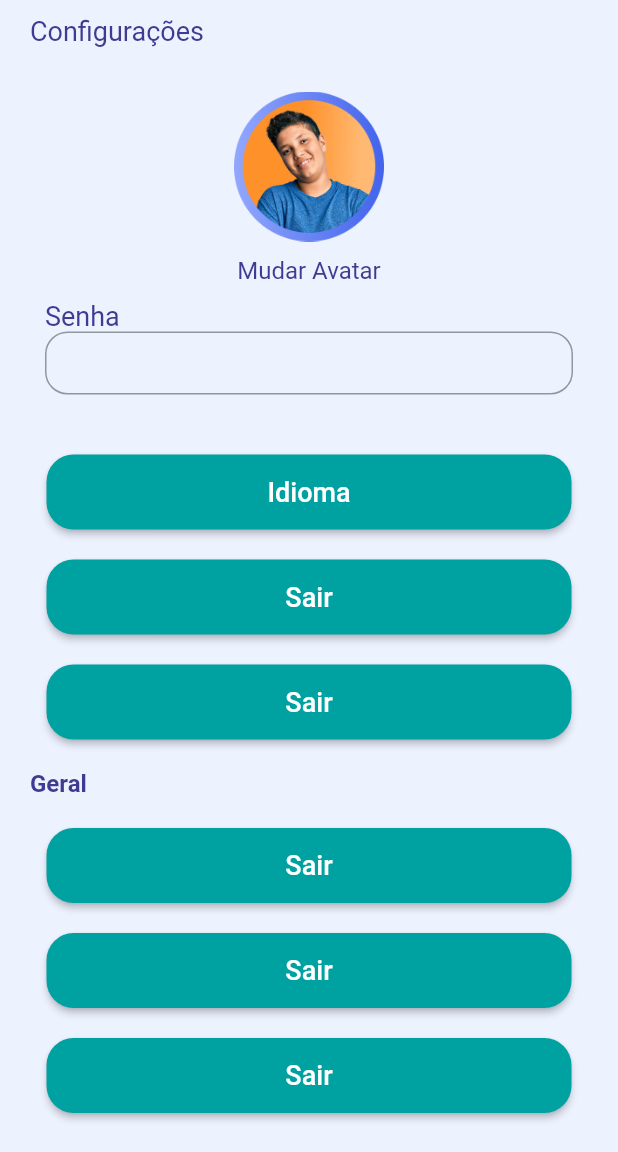
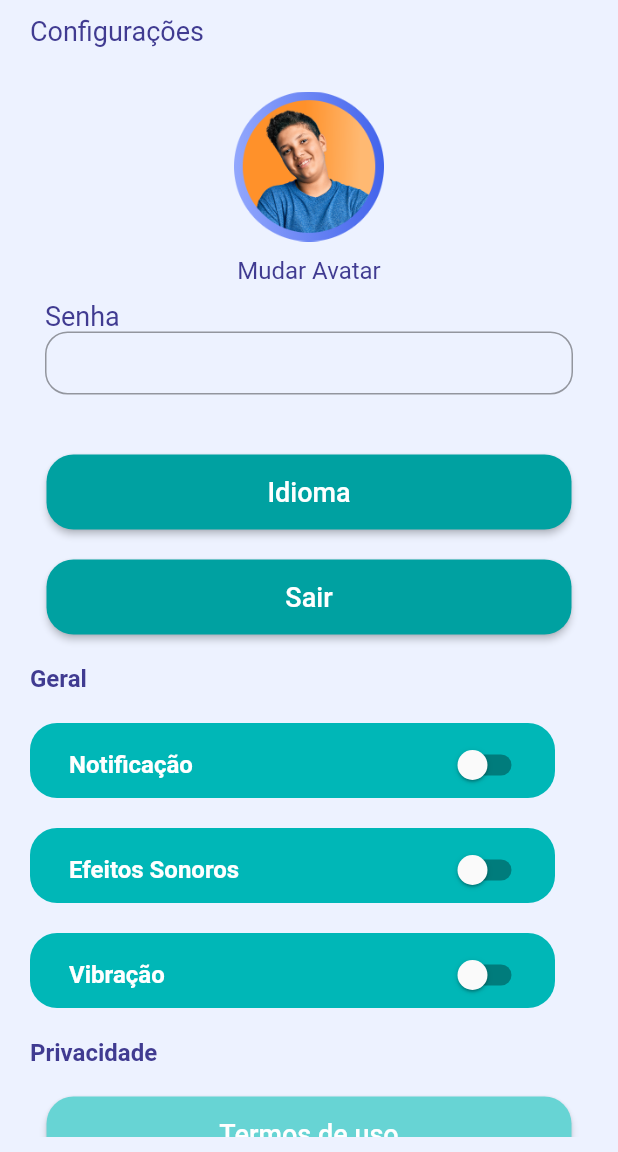
Before and after one commit to fymorGod/projeto-inicial-educacao, a Flutter app: the ConfigPage screen opened directly, after a tap on "Idioma", on a phone screen of 412 x 824 dp, the part 84-1236 px from its top. Run offline on Flutter 3.47's test engine with Material 2 defaults, Android fonts, the phone set to English and light mode, and no system bars; our stand-ins replace auto_size_text, google_fonts, page_transition, percent_indicator, syncfusion_flutter_charts, table_calendar; missing offline and left inert: list_tile_switch.

Commit message:
tela de config

```diff
--- a/lib/pages/config_page.dart
+++ b/lib/pages/config_page.dart
@@ -2,6 +2,7 @@ import 'package:flutter/material.dart';
 import 'package:codeone/style/app_style.dart';
 import 'package:google_fonts/google_fonts.dart';
 import 'package:page_transition/page_transition.dart';
+import 'package:list_tile_switch/list_tile_switch.dart';
 
 class ConfigPage extends StatefulWidget {
   const ConfigPage({Key? key}) : super(key: key);
@@ -11,9 +12,14 @@ class ConfigPage extends StatefulWidget {
 }
 
 class _ConfigPageState extends State<ConfigPage> {
+  bool _toggled1 = false;
+  bool _toggled2 = false;
+  bool _toggled3 = false;
 
   @override
   Widget build(BuildContext context) {
+    final ValueChanged<bool>? onChanged;
+    var _isSelected = false;
     return Scaffold(
       resizeToAvoidBottomInset : false,
         appBar: AppBar(
@@ -133,20 +139,8 @@ class _ConfigPageState extends State<ConfigPage> {
                             ),
                             child: Text('Sair', style: TextStyle(fontSize: 18, fontFamily: 'Roboto'),)),
                       ),
-                      Container(
-                        margin: EdgeInsets.only(top: 20),
-                        alignment: Alignment.center,
-                        child: ElevatedButton(onPressed: () => Navigator.push(context, PageTransition(
-                            child: const ConfigPage(),
-                            type: PageTransitionType.fade,
-                            duration: const Duration(milliseconds: 10)
-                        )),
-                            style: ElevatedButton.styleFrom(
-                              shape: RoundedRectangleBorder(borderRadius: BorderRadius.circular(18)),
-                              fixedSize: Size(350, 50), primary: Color(0xff00A1A1),
-                            ),
-                            child: Text('Sair', style: TextStyle(fontSize: 18, fontFamily: 'Roboto'),)),
-                      ),
+
+                      //Switch
                       Container(
                         padding: EdgeInsets.only(top: 20),
                         child: Text("Geral", style: TextStyle(
@@ -155,48 +149,57 @@ class _ConfigPageState extends State<ConfigPage> {
                           fontWeight: FontWeight.bold
                         ),),
                       ),
+                      SizedBox(height: 20,),
                       Container(
-                        margin: EdgeInsets.only(top: 20),
-                        alignment: Alignment.center,
-                        child: ElevatedButton(onPressed: () => Navigator.push(context, PageTransition(
-                            child: const ConfigPage(),
-                            type: PageTransitionType.fade,
-                            duration: const Duration(milliseconds: 10)
-                        )),
-                            style: ElevatedButton.styleFrom(
-                              shape: RoundedRectangleBorder(borderRadius: BorderRadius.circular(18)),
-                              fixedSize: Size(350, 50), primary: Color(0xff00A1A1),
-                            ),
-                            child: Text('Sair', style: TextStyle(fontSize: 18, fontFamily: 'Roboto'),)),
+                        padding: EdgeInsets.only(left: 10),
+                        width: 350,
+                        height: 50,
+                        decoration: BoxDecoration(
+                          color: Color(0xff00B7B7),
+                          borderRadius: BorderRadius.all(Radius.circular(18))
+                        ),
+
+                        child: SwitchListTile(
+                          title: const Text("Notificação", style: TextStyle(color: Colors.white, fontWeight: FontWeight.bold)),
+                            value: _toggled1,
+                            onChanged: (value){
+                            setState(()=>_toggled1=value);
+                            },),
                       ),
+                      SizedBox(height: 20,),
                       Container(
-                        margin: EdgeInsets.only(top: 20),
-                        alignment: Alignment.center,
-                        child: ElevatedButton(onPressed: () => Navigator.push(context, PageTransition(
-                            child: const ConfigPage(),
-                            type: PageTransitionType.fade,
-                            duration: const Duration(milliseconds: 10)
-                        )),
-                            style: ElevatedButton.styleFrom(
-                              shape: RoundedRectangleBorder(borderRadius: BorderRadius.circular(18)),
-                              fixedSize: Size(350, 50), primary: Color(0xff00A1A1),
-                            ),
-                            child: Text('Sair', style: TextStyle(fontSize: 18, fontFamily: 'Roboto'),)),
+                        padding: EdgeInsets.only(left: 10),
+                        width: 350,
+                        height: 50,
+                        decoration: BoxDecoration(
+                            color: Color(0xff00B7B7),
+                            borderRadius: BorderRadius.all(Radius.circular(18))
+                        ),
+                        child: SwitchListTile(
+                          title: const Text("Efeitos Sonoros", style: TextStyle(color: Colors.white, fontWeight: FontWeight.bold),),
+                          value: _toggled2,
+                          onChanged: (value){
+                            setState(()=>_toggled2=value);
+                          },),
                       ),
+                      SizedBox(height: 20,),
                       Container(
-                        margin: EdgeInsets.only(top: 20),
-                        alignment: Alignment.center,
-                        child: ElevatedButton(onPressed: () => Navigator.push(context, PageTransition(
-                            child: const ConfigPage(),
-                            type: PageTransitionType.fade,
-                            duration: const Duration(milliseconds: 10)
-                        )),
-                            style: ElevatedButton.styleFrom(
-                              shape: RoundedRectangleBorder(borderRadius: BorderRadius.circular(18)),
-                              fixedSize: Size(350, 50), primary: Color(0xff00A1A1),
-                            ),
-                            child: Text('Sair', style: TextStyle(fontSize: 18, fontFamily: 'Roboto'),)),
+                        padding: EdgeInsets.only(left: 10),
+                        width: 350,
+                        height: 50,
+                        decoration: BoxDecoration(
+                            color: Color(0xff00B7B7),
+                            borderRadius: BorderRadius.all(Radius.circular(18))
+                        ),
+                        child: SwitchListTile(
+                          title: const Text("Vibração", style: TextStyle(color: Colors.white, fontWeight: FontWeight.bold),),
+                          value: _toggled3,
+                          onChanged: (value){
+                            setState(()=>_toggled3=value);
+                          },),
                       ),
+
+                      //botão clicável
                       Container(
                         padding: EdgeInsets.only(top: 20),
                         child: Text("Privacidade", style: TextStyle(
--- a/pubspec.yaml
+++ b/pubspec.yaml
@@ -46,6 +46,7 @@ dependencies:
   syncfusion_flutter_calendar: ^20.1.59
   percent_indicator: ^4.2.2
   auto_size_text: ^3.0.0
+  list_tile_switch: ^1.0.0
 
 dev_dependencies:
   flutter_test:
```
Also changed, not shown: pubspec.lock.
